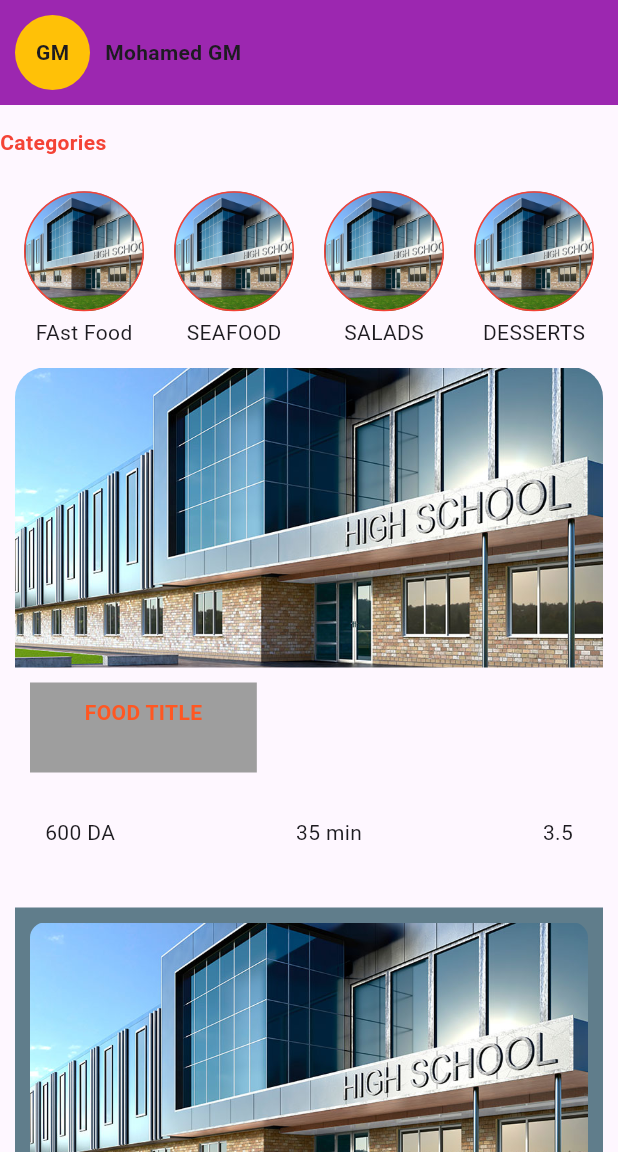
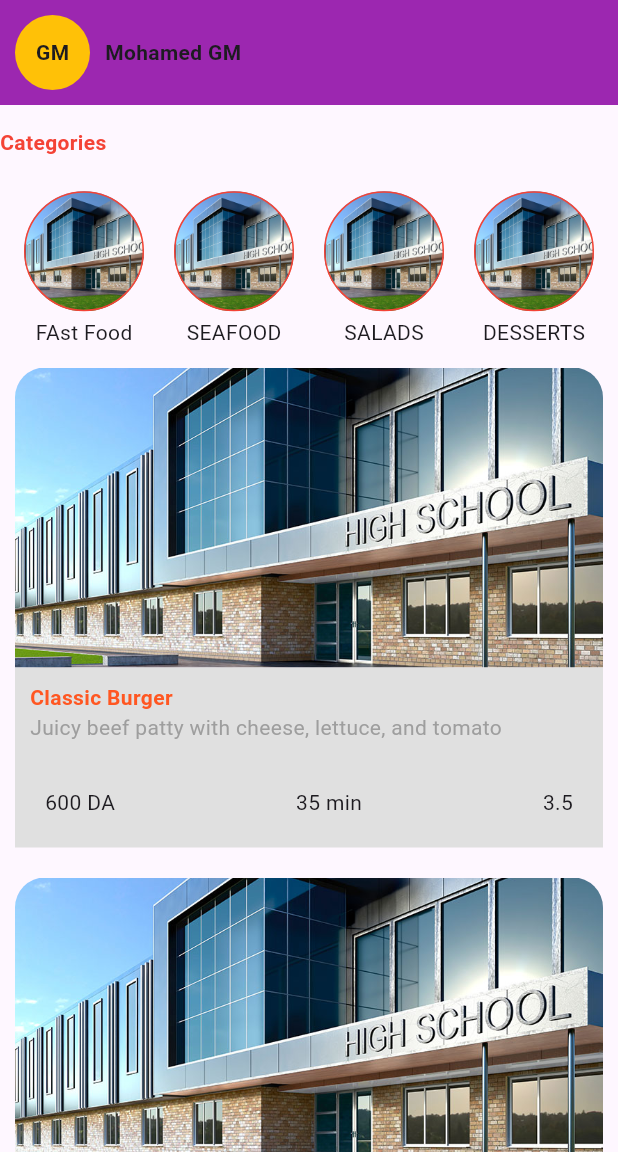
Before and after one commit to mohammedcherifmohamed/flutter_restaurant, a Flutter app: the screen it shows after launch, on a phone screen of 412 x 824 dp, the part 84-1236 px from its top. Run offline on Flutter 3.47's test engine with Material 3 defaults, Android fonts, the phone set to English and light mode, and no system bars.

Commit message:
version3

```diff
--- a/lib/main.dart
+++ b/lib/main.dart
@@ -169,172 +169,248 @@ class MyApp extends StatelessWidget {
 
                 ),
 
-
+//            __________ Single FOOD CARD
+// __________ Single FOOD CARD 1
               Container(
                 margin: EdgeInsets.all(10),
-                child:Column(
+                child: Column(
                   crossAxisAlignment: CrossAxisAlignment.start,
-                  children:[
+                  children: [
                     // ___ IMAGE _______
                     Container(
                       height: 200,
-                      decoration : BoxDecoration(
-                      borderRadius: BorderRadius.only(  topLeft: Radius.circular(20),   // top-left corner radius
-                        topRight: Radius.circular(20)),
-                        image:DecorationImage(
+                      decoration: BoxDecoration(
+                        borderRadius: BorderRadius.only(
+                          topLeft: Radius.circular(20),
+                          topRight: Radius.circular(20),
+                        ),
+                        image: DecorationImage(
                           image: AssetImage('images/ecole_6.jpg'),
                           fit: BoxFit.cover,
                         ),
+                      ),
+                    ),
+                    // ______ BOTTOM CONTAINER
+                    Container(
+                      color: Color(0xFFE0E0E0),
+                      child: Column(
+                        crossAxisAlignment: CrossAxisAlignment.start,
+                        children: [
+                          // ________ TITLE
+                          Container(
+                            padding: EdgeInsets.all(10),
+                            child: Column(
+                              crossAxisAlignment: CrossAxisAlignment.start,
 
-                      ),
-                     ),
-                    // ________ TILTE
-                    Container(
-                      padding: EdgeInsets.all(10),
-                      margin: EdgeInsets.all(10),
-                      color:Colors.grey,
+                              mainAxisAlignment: MainAxisAlignment.spaceBetween,
+                              children: [
+                                Text('Classic Burger',
+                                    style: TextStyle(
+                                        fontWeight: FontWeight.bold,
+                                        color: Colors.deepOrange)),
+                                Text("Juicy beef patty with cheese, lettuce, and tomato",
+                                    style: TextStyle(color: Colors.grey)),
+                              ],
+                            ),
+                          ),
+                          //__________________ PRICE AND TIME AND RATE
+                          Container(
+                            padding: EdgeInsets.all(10),
+                            margin: EdgeInsets.all(10),
+                            child: Row(
+                              crossAxisAlignment: CrossAxisAlignment.start,
 
-                      child:Column(
-                        mainAxisAlignment: MainAxisAlignment.spaceBetween,
-                        children: [
-                          Text('FOOD TITLE',style:TextStyle(fontWeight: FontWeight.bold,color:Colors.deepOrange)),
-                          Text("FOOD DESCRIPTION",style:TextStyle(color:Colors.grey)),
+                              mainAxisAlignment: MainAxisAlignment.spaceBetween,
+                              children: [
+                                Text('600 DA'),
+                                Text('35 min'),
+                                Text('3.5'),
+                              ],
+                            ),
+                          ),
                         ],
                       ),
                     ),
+                  ],
+                ),
+              ),
 
-                    //__________________ PRICE AND TIME AND RATE
-                    Container(
-                      padding: EdgeInsets.all(10),
-                      margin: EdgeInsets.all(10),
-
-                      child :Row(
-                          mainAxisAlignment: MainAxisAlignment.spaceBetween,
-                          children:[
-                            Text('600 DA'),
-                            Text('35 min'),
-                            Text('3.5'),
-                          ],
-
-                          ),
-
-
-
-                    ),
-
-                  ],
-                    ),
-              ),
+// __________ Single FOOD CARD 2
               Container(
-                color:Colors.blueGrey,
                 margin: EdgeInsets.all(10),
-                padding: EdgeInsets.all(10),
-                child:Column(
+                child: Column(
                   crossAxisAlignment: CrossAxisAlignment.start,
-                  children:[
-                    // ___ IMAGE _______
+                  children: [
                     Container(
                       height: 200,
-                      decoration : BoxDecoration(
-                        borderRadius: BorderRadius.circular(10),
-                        image:DecorationImage(
+                      decoration: BoxDecoration(
+                        borderRadius: BorderRadius.only(
+                          topLeft: Radius.circular(20),
+                          topRight: Radius.circular(20),
+                        ),
+                        image: DecorationImage(
                           image: AssetImage('images/ecole_6.jpg'),
                           fit: BoxFit.cover,
                         ),
-
                       ),
                     ),
-                    // ________ TILTE
                     Container(
-                      padding: EdgeInsets.all(10),
-                      margin: EdgeInsets.all(10),
+                      color: Color(0xFFE0E0E0),
+                      child: Column(
+                        crossAxisAlignment: CrossAxisAlignment.start,
+                        children: [
+                          Container(
+                            padding: EdgeInsets.all(10),
+                            child: Column(
+                              mainAxisAlignment: MainAxisAlignment.spaceBetween,
 
-                      child:Column(
-                        mainAxisAlignment: MainAxisAlignment.spaceBetween,
-                        children: [
-                          Text('FOOD TITLE',style:TextStyle(fontWeight: FontWeight.bold,color:Colors.deepOrange)),
-                          Text("FOOD DESCRIPTION",style:TextStyle(color:Colors.grey)),
+                              crossAxisAlignment: CrossAxisAlignment.start,
+                              children: [
+                                Text('Chicken Shawarma',
+                                    style: TextStyle(
+                                        fontWeight: FontWeight.bold,
+                                        color: Colors.deepOrange)),
+                                Text("Tender grilled chicken wrapped with garlic sauce",
+                                    style: TextStyle(color: Colors.grey)),
+                              ],
+                            ),
+                          ),
+                          Container(
+                            padding: EdgeInsets.all(10),
+                            margin: EdgeInsets.all(10),
+                            child: Row(
+                              mainAxisAlignment: MainAxisAlignment.spaceBetween,
+                              children: [
+                                Text('500 DA'),
+                                Text('25 min'),
+                                Text('4.2'),
+                              ],
+                            ),
+                          ),
                         ],
                       ),
                     ),
-
-                    //__________________ PRICE AND TIME AND RATE
-                    Container(
-                      padding: EdgeInsets.all(10),
-                      margin: EdgeInsets.all(10),
-
-                      child :Row(
-                        mainAxisAlignment: MainAxisAlignment.spaceEvenly,
-                        children:[
-                          Text('Price'),
-                          Text('Time'),
-                          Text('Rate'),
-                        ],
-
-                      ),
-
-
-
-                    ),
-
                   ],
                 ),
               ),
+
+// __________ Single FOOD CARD 3
               Container(
-                color:Colors.blueGrey,
                 margin: EdgeInsets.all(10),
-                padding: EdgeInsets.all(10),
-                child:Column(
+                child: Column(
                   crossAxisAlignment: CrossAxisAlignment.start,
-                  children:[
-                    // ___ IMAGE _______
+                  children: [
                     Container(
                       height: 200,
-                      decoration : BoxDecoration(
-                        borderRadius: BorderRadius.circular(10),
-                        image:DecorationImage(
+                      decoration: BoxDecoration(
+                        borderRadius: BorderRadius.only(
+                          topLeft: Radius.circular(20),
+                          topRight: Radius.circular(20),
+                        ),
+                        image: DecorationImage(
                           image: AssetImage('images/ecole_6.jpg'),
                           fit: BoxFit.cover,
                         ),
-
                       ),
                     ),
-                    // ________ TILTE
                     Container(
-                      padding: EdgeInsets.all(10),
-                      margin: EdgeInsets.all(10),
+                      color: Color(0xFFE0E0E0),
+                      child: Column(
+                        crossAxisAlignment: CrossAxisAlignment.start,
+                        children: [
+                          Container(
+                            padding: EdgeInsets.all(10),
+                            child: Column(
+                              mainAxisAlignment: MainAxisAlignment.spaceBetween,
+                              crossAxisAlignment: CrossAxisAlignment.start,
 
-                      child:Column(
-                        mainAxisAlignment: MainAxisAlignment.spaceBetween,
-                        children: [
-                          Text('FOOD TITLE',style:TextStyle(fontWeight: FontWeight.bold,color:Colors.deepOrange)),
-                          Text("FOOD DESCRIPTION",style:TextStyle(color:Colors.grey)),
+                              children: [
+                                Text('Margherita Pizza',
+                                    style: TextStyle(
+                                        fontWeight: FontWeight.bold,
+                                        color: Colors.deepOrange)),
+                                Text("Fresh mozzarella, basil leaves, and tomato sauce",
+                                    style: TextStyle(color: Colors.grey)),
+                              ],
+                            ),
+                          ),
+                          Container(
+                            padding: EdgeInsets.all(10),
+                            margin: EdgeInsets.all(10),
+                            child: Row(
+                              mainAxisAlignment: MainAxisAlignment.spaceBetween,
+                              children: [
+                                Text('900 DA'),
+                                Text('40 min'),
+                                Text('4.7'),
+                              ],
+                            ),
+                          ),
                         ],
                       ),
                     ),
-
-                    //__________________ PRICE AND TIME AND RATE
-                    Container(
-                      padding: EdgeInsets.all(10),
-                      margin: EdgeInsets.all(10),
-
-                      child :Row(
-                        mainAxisAlignment: MainAxisAlignment.spaceEvenly,
-                        children:[
-                          Text('Price'),
-                          Text('Time'),
-                          Text('Rate'),
-                        ],
-
-                      ),
-
-
-
-                    ),
-
                   ],
                 ),
               ),
+
+// __________ Single FOOD CARD 4
+              Container(
+                margin: EdgeInsets.all(10),
+                child: Column(
+                  crossAxisAlignment: CrossAxisAlignment.start,
+                  children: [
+                    Container(
+                      height: 200,
+                      decoration: BoxDecoration(
+                        borderRadius: BorderRadius.only(
+                          topLeft: Radius.circular(20),
+                          topRight: Radius.circular(20),
+                        ),
+                        image: DecorationImage(
+                          image: AssetImage('images/ecole_6.jpg'),
+                          fit: BoxFit.cover,
+                        ),
+                      ),
+                    ),
+                    Container(
+                      color: Color(0xFFE0E0E0),
+                      child: Column(
+                        crossAxisAlignment: CrossAxisAlignment.start,
+                        children: [
+                          Container(
+                            padding: EdgeInsets.all(10),
+                            child: Column(
+                              mainAxisAlignment: MainAxisAlignment.spaceBetween,
+                             crossAxisAlignment: CrossAxisAlignment.start,
+                              children: [
+                                Text('Beef Tacos',
+                                    style: TextStyle(
+                                        fontWeight: FontWeight.bold,
+                                        color: Colors.deepOrange)),
+                                Text("Crispy shells filled with spiced beef and cheese",
+                                    style: TextStyle(color: Colors.grey)),
+                              ],
+                            ),
+                          ),
+                          Container(
+                            padding: EdgeInsets.all(10),
+                            margin: EdgeInsets.all(10),
+                            child: Row(
+                              mainAxisAlignment: MainAxisAlignment.spaceBetween,
+                              children: [
+                                Text('700 DA'),
+                                Text('30 min'),
+                                Text('4.0'),
+                              ],
+                            ),
+                          ),
+                        ],
+                      ),
+                    ),
+                  ],
+                ),
+              ),
+
 
             ],
 
```
